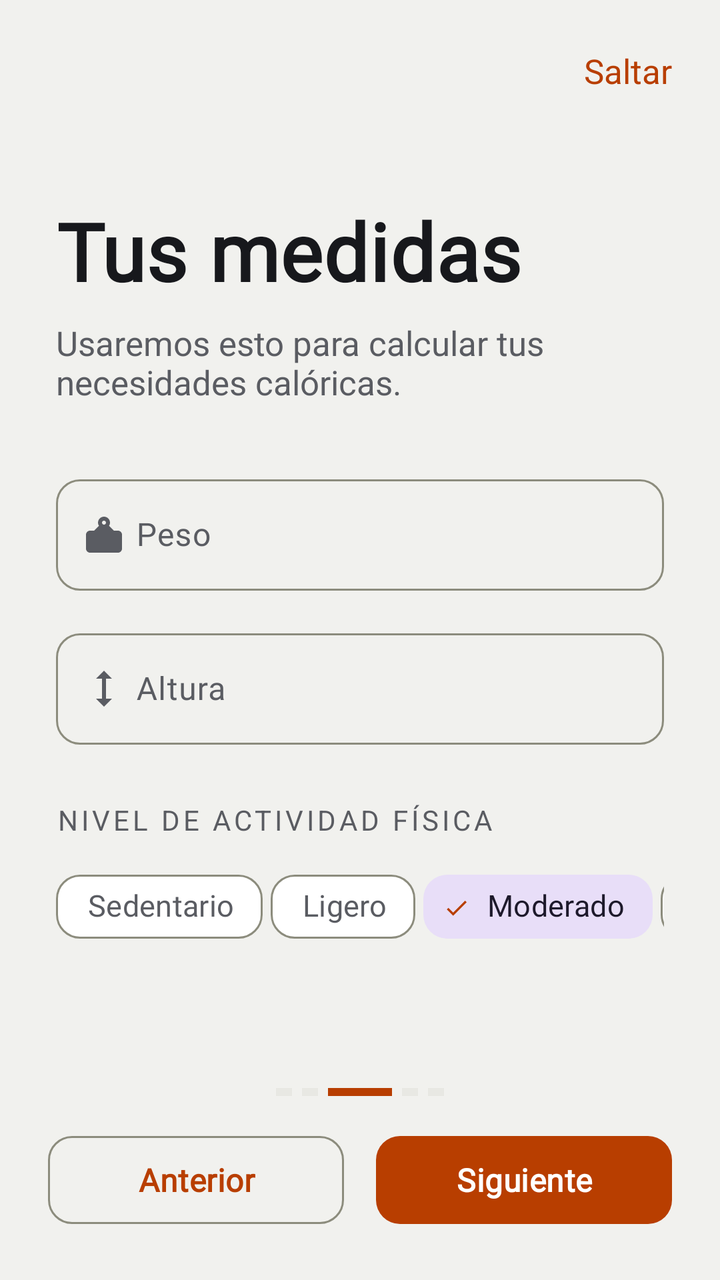
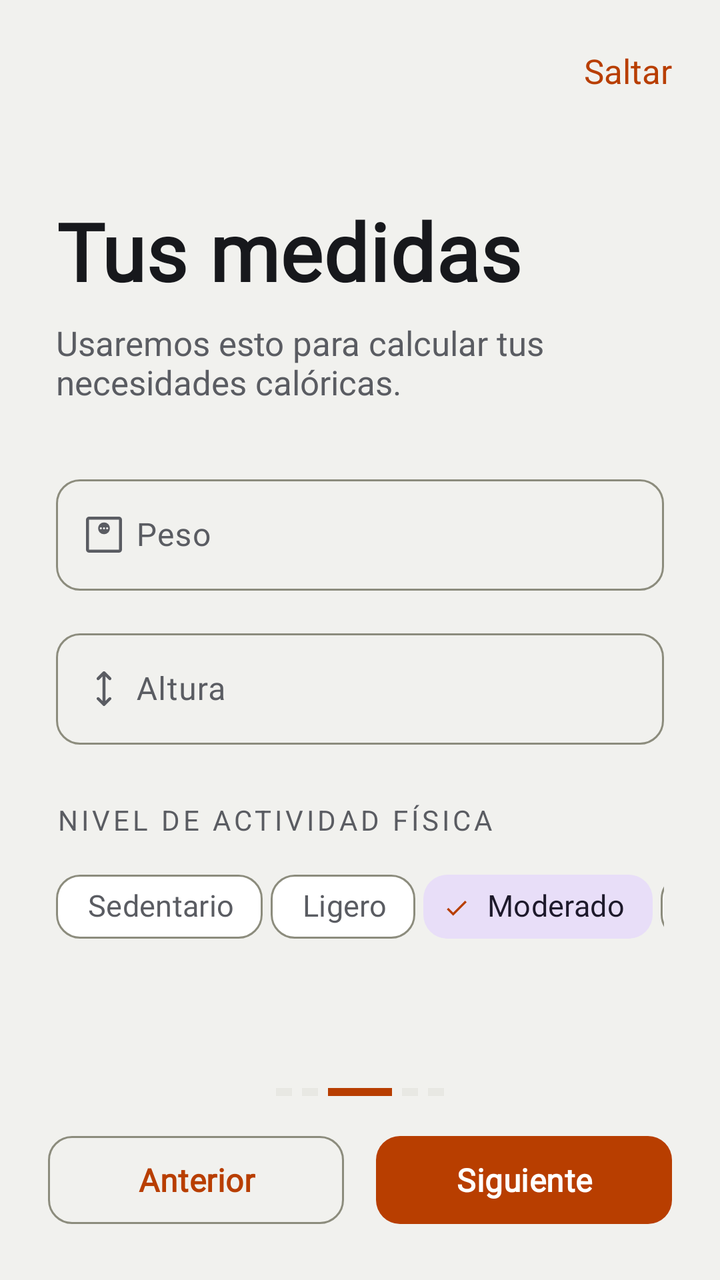

Two renders of the same Android screen: before a commit and after it. Below are the layout's source before the change and the commit's diff.
<!-- AndroidManifest.xml: application theme Theme.GymProFit -->
<!-- res/layout/activity_onboarding3.xml -->
<?xml version="1.0" encoding="utf-8"?>
<LinearLayout xmlns:android="http://schemas.android.com/apk/res/android"
    xmlns:app="http://schemas.android.com/apk/res-auto"
    android:layout_width="match_parent"
    android:layout_height="match_parent"
    android:orientation="vertical"
    android:background="?attr/android:colorBackground">

    
    <TextView
        android:id="@+id/tvSaltar3"
        android:layout_width="wrap_content"
        android:layout_height="wrap_content"
        android:layout_gravity="end"
        android:layout_margin="16dp"
        android:text="@string/onboarding_saltar"
        android:textSize="@dimen/text_body"
        android:textColor="?attr/colorPrimary"
        android:padding="8dp"
        android:clickable="true"
        android:focusable="true"
        android:background="?attr/selectableItemBackgroundBorderless" />

    <ScrollView
        android:layout_width="match_parent"
        android:layout_height="0dp"
        android:layout_weight="1">

        <LinearLayout
            android:layout_width="match_parent"
            android:layout_height="wrap_content"
            android:orientation="vertical"
            android:padding="28dp">

            <TextView
                android:layout_width="wrap_content"
                android:layout_height="wrap_content"
                android:text="@string/onboarding_medidas_titulo"
                android:textAppearance="@style/TextAppearance.GymProFit.Display" />

            <TextView
                android:layout_width="wrap_content"
                android:layout_height="wrap_content"
                android:layout_marginTop="8dp"
                android:layout_marginBottom="32dp"
                android:text="@string/onboarding_medidas_desc"
                android:textSize="@dimen/text_body"
                android:textColor="?attr/colorOnSurfaceVariant" />

            
            <com.google.android.material.textfield.TextInputLayout
                android:layout_width="match_parent"
                android:layout_height="wrap_content"
                android:hint="@string/perfil_peso"
                app:boxBackgroundMode="outline"
                app:boxCornerRadiusTopStart="12dp"
                app:boxCornerRadiusTopEnd="12dp"
                app:boxCornerRadiusBottomStart="12dp"
                app:boxCornerRadiusBottomEnd="12dp"
                app:startIconDrawable="@drawable/ic_peso"
                app:suffixText="kg">

                <com.google.android.material.textfield.TextInputEditText
                    android:id="@+id/etPesoOnboarding"
                    android:layout_width="match_parent"
                    android:layout_height="wrap_content"
                    android:inputType="numberDecimal"
            android:maxLength="5"
                    android:paddingStart="40dp"
                    android:paddingEnd="40dp"
                    android:maxLines="1" />

            </com.google.android.material.textfield.TextInputLayout>

            
            <com.google.android.material.textfield.TextInputLayout
                android:layout_width="match_parent"
                android:layout_height="wrap_content"
                android:layout_marginTop="16dp"
                android:hint="@string/perfil_altura"
                app:boxBackgroundMode="outline"
                app:boxCornerRadiusTopStart="12dp"
                app:boxCornerRadiusTopEnd="12dp"
                app:boxCornerRadiusBottomStart="12dp"
                app:boxCornerRadiusBottomEnd="12dp"
                app:startIconDrawable="@drawable/ic_altura"
                app:suffixText="cm">

                <com.google.android.material.textfield.TextInputEditText
                    android:id="@+id/etAlturaOnboarding"
                    android:layout_width="match_parent"
                    android:layout_height="wrap_content"
                    android:inputType="numberDecimal"
            android:maxLength="5"
                    android:paddingStart="40dp"
                    android:paddingEnd="40dp"
                    android:maxLines="1" />

            </com.google.android.material.textfield.TextInputLayout>

            
            <TextView
                android:layout_width="wrap_content"
                android:layout_height="wrap_content"
                android:layout_marginTop="28dp"
                android:layout_marginBottom="10dp"
                android:text="@string/onboarding_actividad_label"
                android:textSize="@dimen/text_label"
                android:textAllCaps="true"
                android:letterSpacing="0.12"
                android:textColor="?attr/colorOnSurfaceVariant" />

            
            <HorizontalScrollView
                android:layout_width="match_parent"
                android:layout_height="wrap_content"
                android:scrollbars="none">

                <com.google.android.material.chip.ChipGroup
                    android:id="@+id/chipGroupActividad"
                    android:layout_width="wrap_content"
                    android:layout_height="wrap_content"
                    app:singleSelection="true"
                    app:selectionRequired="true"
                    app:chipSpacingHorizontal="4dp">

                    <com.google.android.material.chip.Chip
                        android:id="@+id/chipSedentario"
                        android:layout_width="wrap_content"
                        android:layout_height="wrap_content"
                        android:text="@string/onboarding_sedentario"
                        android:textSize="@dimen/text_caption"
                        app:chipMinHeight="32dp"
                        app:chipStartPadding="8dp"
                        app:chipEndPadding="8dp"
                        style="@style/Widget.Material3.Chip.Filter" />

                    <com.google.android.material.chip.Chip
                        android:id="@+id/chipLigero"
                        android:layout_width="wrap_content"
                        android:layout_height="wrap_content"
                        android:text="@string/onboarding_ligero"
                        android:textSize="@dimen/text_caption"
                        app:chipMinHeight="32dp"
                        app:chipStartPadding="8dp"
                        app:chipEndPadding="8dp"
                        style="@style/Widget.Material3.Chip.Filter" />

                    <com.google.android.material.chip.Chip
                        android:id="@+id/chipModerado"
                        android:layout_width="wrap_content"
                        android:layout_height="wrap_content"
                        android:text="@string/onboarding_moderado"
                        android:checked="true"
                        android:textSize="@dimen/text_caption"
                        app:chipMinHeight="32dp"
                        app:chipStartPadding="8dp"
                        app:chipEndPadding="8dp"
                        style="@style/Widget.Material3.Chip.Filter" />

                    <com.google.android.material.chip.Chip
                        android:id="@+id/chipActivo"
                        android:layout_width="wrap_content"
                        android:layout_height="wrap_content"
                        android:text="@string/onboarding_activo"
                        android:textSize="@dimen/text_caption"
                        app:chipMinHeight="32dp"
                        app:chipStartPadding="8dp"
                        app:chipEndPadding="8dp"
                        style="@style/Widget.Material3.Chip.Filter" />

                </com.google.android.material.chip.ChipGroup>

            </HorizontalScrollView>

        </LinearLayout>

    </ScrollView>

    <LinearLayout
        android:layout_width="match_parent"
        android:layout_height="wrap_content"
        android:orientation="vertical"
        android:padding="24dp">

        
        <LinearLayout
            android:layout_width="match_parent"
            android:layout_height="wrap_content"
            android:orientation="horizontal"
            android:gravity="center"
            android:layout_marginBottom="16dp">
            <View android:layout_width="8dp" android:layout_height="4dp" android:background="?attr/colorSurfaceVariant" android:layout_marginEnd="5dp" />
            <View android:layout_width="8dp" android:layout_height="4dp" android:background="?attr/colorSurfaceVariant" android:layout_marginEnd="5dp" />
            <View android:layout_width="32dp" android:layout_height="4dp" android:background="?attr/colorPrimary" android:layout_marginEnd="5dp" />
            <View android:layout_width="8dp" android:layout_height="4dp" android:background="?attr/colorSurfaceVariant" android:layout_marginEnd="5dp" />
            <View android:layout_width="8dp" android:layout_height="4dp" android:background="?attr/colorSurfaceVariant" />
        </LinearLayout>

        
        <LinearLayout
            android:layout_width="match_parent"
            android:layout_height="wrap_content"
            android:orientation="horizontal">

            <com.google.android.material.button.MaterialButton
                android:id="@+id/btnAnterior3"
                style="@style/Widget.Material3.Button.OutlinedButton"
                android:layout_width="0dp"
                android:layout_height="52dp"
                android:layout_weight="1"
                android:layout_marginEnd="8dp"
                android:text="@string/onboarding_anterior"
                app:cornerRadius="12dp" />

            <com.google.android.material.button.MaterialButton
                android:id="@+id/btnSiguiente3"
                android:layout_width="0dp"
                android:layout_height="52dp"
                android:layout_weight="1"
                android:layout_marginStart="8dp"
                android:text="@string/onboarding_siguiente"
                app:cornerRadius="12dp" />

        </LinearLayout>

    </LinearLayout>

</LinearLayout>
<!-- resources referenced by this layout -->
<resources>
  <!-- drawable ic_altura (drawable) -->
  <vector xmlns:android="http://schemas.android.com/apk/res/android"
      android:width="24dp" android:height="24dp"
      android:viewportWidth="24" android:viewportHeight="24">
      <path android:fillColor="?attr/colorOnSurface"
          android:pathData="M13,6.99h3L12,3 8,6.99h3V17H8L12,21l4,-4h-3z"/>
  </vector>
  <!-- drawable ic_peso (drawable) -->
  <vector xmlns:android="http://schemas.android.com/apk/res/android"
      android:width="24dp" android:height="24dp"
      android:viewportWidth="24" android:viewportHeight="24">
      <path android:fillColor="?attr/colorOnSurface"
          android:pathData="M12,3C10.34,3 9,4.34 9,6 9,6.57 9.18,7.09 9.47,7.54L7.07,10H5C3.9,10 3,10.9 3,12v7c0,1.1 0.9,2 2,2h14c1.1,0 2,-0.9 2,-2v-7c0,-1.1 -0.9,-2 -2,-2h-2.07l-2.4,-2.46C14.82,7.09 15,6.57 15,6 15,4.34 13.66,3 12,3zM12,5c0.55,0 1,0.45 1,1s-0.45,1 -1,1 -1,-0.45 -1,-1 0.45,-1 1,-1z"/>
  </vector>
  <style name="Theme.GymProFit" parent="Theme.Material3.DayNight.NoActionBar">
          
          <item name="colorPrimary">@color/gp_primary</item>
          <item name="colorOnPrimary">@color/gp_on_primary</item>
          <item name="colorPrimaryContainer">@color/gp_primary_container</item>
          <item name="colorOnPrimaryContainer">@color/gp_on_primary_container</item>
          <item name="colorSecondary">@color/gp_gold</item>
          <item name="colorSurface">@color/gp_surface</item>
          <item name="colorOnSurface">@color/gp_on_surface</item>
          <item name="colorSurfaceVariant">@color/gp_surface_2</item>
          <item name="colorOnSurfaceVariant">@color/gp_text_secondary</item>
          <item name="colorOutline">@color/gp_stroke</item>
          <item name="colorOutlineVariant">@color/gp_divider</item>
          <item name="colorError">@color/gp_error</item>
          <item name="android:colorBackground">@color/gp_background</item>
          <item name="android:windowBackground">@color/gp_background</item>
          <item name="android:textColorPrimary">@color/gp_on_surface</item>
          <item name="android:textColorSecondary">@color/gp_text_secondary</item>
  
          
          <item name="android:statusBarColor">@color/gp_background</item>
          <item name="android:navigationBarColor">@color/gp_background</item>
          <item name="android:windowLightStatusBar">@bool/gp_iconos_barra_oscuros</item>
  
          
          <item name="android:windowAnimationStyle">@style/GymProFit.WindowAnimation</item>
  
          
          <item name="materialCardViewStyle">@style/Widget.GymProFit.Card</item>
          <item name="materialButtonStyle">@style/Widget.GymProFit.Button</item>
          <item name="chipStyle">@style/Widget.GymProFit.Chip</item>
          <item name="bottomNavigationStyle">@style/Widget.GymProFit.BottomNavigationView</item>
          <item name="floatingActionButtonStyle">@style/Widget.GymProFit.Fab</item>
          <item name="materialAlertDialogTheme">@style/ThemeOverlay.GymProFit.Dialog</item>
          <item name="popupMenuStyle">@style/Widget.GymProFit.PopupMenu</item>
          <item name="android:popupMenuStyle">@style/Widget.GymProFit.PopupMenu</item>
          <item name="snackbarStyle">@style/Widget.GymProFit.Snackbar</item>
  
          
          
          <item name="textAppearanceDisplayLarge">@style/Font.GymProFit.DisplayLarge</item>
          <item name="textAppearanceDisplayMedium">@style/Font.GymProFit.DisplayMedium</item>
          <item name="textAppearanceDisplaySmall">@style/Font.GymProFit.DisplaySmall</item>
          <item name="textAppearanceHeadlineLarge">@style/Font.GymProFit.HeadlineLarge</item>
          <item name="textAppearanceHeadlineMedium">@style/Font.GymProFit.HeadlineMedium</item>
          <item name="textAppearanceHeadlineSmall">@style/Font.GymProFit.HeadlineSmall</item>
          <item name="textAppearanceTitleLarge">@style/Font.GymProFit.TitleLarge</item>
          <item name="textAppearanceTitleMedium">@style/Font.GymProFit.TitleMedium</item>
          <item name="textAppearanceTitleSmall">@style/Font.GymProFit.TitleSmall</item>
          <item name="textAppearanceBodyLarge">@style/Font.GymProFit.BodyLarge</item>
          <item name="textAppearanceBodyMedium">@style/Font.GymProFit.BodyMedium</item>
          <item name="textAppearanceBodySmall">@style/Font.GymProFit.BodySmall</item>
          <item name="textAppearanceLabelLarge">@style/Font.GymProFit.LabelLarge</item>
          <item name="textAppearanceLabelMedium">@style/Font.GymProFit.LabelMedium</item>
          <item name="textAppearanceLabelSmall">@style/Font.GymProFit.LabelSmall</item>
      </style>
  <style name="Widget.GymProFit.Chip" parent="Widget.Material3.Chip.Filter">
          <item name="chipBackgroundColor">@color/chip_background_selector</item>
          <item name="android:textColor">@color/chip_text_selector</item>
          <item name="chipStrokeColor">@color/gp_stroke</item>
          <item name="chipStrokeWidth">1dp</item>
          <item name="chipCornerRadius">12dp</item>
          <item name="checkedIconTint">?attr/colorPrimary</item>
      </style>
  <!-- unchanged entries left out for length: 55 -->
</resources>

<!-- the commit's change to res/layout/activity_onboarding3.xml (unified diff, before → after) -->
@@ -49,6 +49,7 @@
 
             
             <com.google.android.material.textfield.TextInputLayout
+        app:errorIconDrawable="@drawable/ic_ms_error"
                 android:layout_width="match_parent"
                 android:layout_height="wrap_content"
                 android:hint="@string/perfil_peso"
@@ -57,7 +58,7 @@
                 app:boxCornerRadiusTopEnd="12dp"
                 app:boxCornerRadiusBottomStart="12dp"
                 app:boxCornerRadiusBottomEnd="12dp"
-                app:startIconDrawable="@drawable/ic_peso"
+                app:startIconDrawable="@drawable/ic_ms_monitor_weight"
                 app:suffixText="kg">
 
                 <com.google.android.material.textfield.TextInputEditText
@@ -74,6 +75,7 @@
 
             
             <com.google.android.material.textfield.TextInputLayout
+        app:errorIconDrawable="@drawable/ic_ms_error"
                 android:layout_width="match_parent"
                 android:layout_height="wrap_content"
                 android:layout_marginTop="16dp"
@@ -83,7 +85,7 @@
                 app:boxCornerRadiusTopEnd="12dp"
                 app:boxCornerRadiusBottomStart="12dp"
                 app:boxCornerRadiusBottomEnd="12dp"
-                app:startIconDrawable="@drawable/ic_altura"
+                app:startIconDrawable="@drawable/ic_ms_height"
                 app:suffixText="cm">
 
                 <com.google.android.material.textfield.TextInputEditText
<!-- resource entries referenced after the edit -->
@@ -1,18 +1,37 @@
 <!-- resources referenced by this layout -->
 <resources>
-  <!-- drawable ic_altura (drawable) -->
+  <!-- drawable ic_ms_error (drawable) -->
+  <?xml version="1.0" encoding="utf-8"?>
   <vector xmlns:android="http://schemas.android.com/apk/res/android"
       android:width="24dp" android:height="24dp"
-      android:viewportWidth="24" android:viewportHeight="24">
-      <path android:fillColor="?attr/colorOnSurface"
-          android:pathData="M13,6.99h3L12,3 8,6.99h3V17H8L12,21l4,-4h-3z"/>
+      android:viewportWidth="960" android:viewportHeight="960">
+      <group android:translateY="960">
+          <path
+              android:fillColor="?attr/colorOnSurface"
+              android:pathData="M503.5-289.48q9.5-9.48 9.5-23.5t-9.48-23.52q-9.48-9.5-23.5-9.5t-23.52 9.48q-9.5 9.48-9.5 23.5t9.48 23.52q9.48 9.5 23.5 9.5t23.52-9.48Zm1-152.15q8.5-8.62 8.5-21.37v-193q0-12.75-8.68-21.38-8.67-8.62-21.5-8.62-12.82 0-21.32 8.62-8.5 8.63-8.5 21.38v193q0 12.75 8.68 21.37 8.67 8.63 21.5 8.63 12.82 0 21.32-8.63ZM480.27-80q-82.74 0-155.5-31.5Q252-143 197.5-197.5t-86-127.34Q80-397.68 80-480.5t31.5-155.66Q143-709 197.5-763t127.34-85.5Q397.68-880 480.5-880t155.66 31.5Q709-817 763-763t85.5 127Q880-563 880-480.27q0 82.74-31.5 155.5Q817-252 763-197.68q-54 54.31-127 86Q563-80 480.27-80Zm.23-60Q622-140 721-239.5t99-241Q820-622 721.19-721T480-820q-141 0-240.5 98.81T140-480q0 141 99.5 240.5t241 99.5Zm-.5-340Z"/>
+      </group>
   </vector>
-  <!-- drawable ic_peso (drawable) -->
+  <!-- drawable ic_ms_height (drawable) -->
+  <?xml version="1.0" encoding="utf-8"?>
   <vector xmlns:android="http://schemas.android.com/apk/res/android"
       android:width="24dp" android:height="24dp"
-      android:viewportWidth="24" android:viewportHeight="24">
-      <path android:fillColor="?attr/colorOnSurface"
-          android:pathData="M12,3C10.34,3 9,4.34 9,6 9,6.57 9.18,7.09 9.47,7.54L7.07,10H5C3.9,10 3,10.9 3,12v7c0,1.1 0.9,2 2,2h14c1.1,0 2,-0.9 2,-2v-7c0,-1.1 -0.9,-2 -2,-2h-2.07l-2.4,-2.46C14.82,7.09 15,6.57 15,6 15,4.34 13.66,3 12,3zM12,5c0.55,0 1,0.45 1,1s-0.45,1 -1,1 -1,-0.45 -1,-1 0.45,-1 1,-1z"/>
+      android:viewportWidth="960" android:viewportHeight="960">
+      <group android:translateY="960">
+          <path
+              android:fillColor="?attr/colorOnSurface"
+              android:pathData="M450-235v-490l-67 66q-9 9-21 9t-21-9q-9-9-9-21t9-21l118-118q5-5 10-7t11-2q6 0 11 2t10 7l118 118q9 9 9 21t-9 21q-9 9-21.5 9t-21.5-9l-66-66v490l67-66q9-8 21-8.5t21 8.5q9 9 9 21t-9 21L501-141q-5 5-10 7t-11 2q-6 0-11-2t-10-7L341-259q-9-9-9-21t9-21q9-9 21-8.5t21 8.5l67 66Z"/>
+      </group>
+  </vector>
+  <!-- drawable ic_ms_monitor_weight (drawable) -->
+  <?xml version="1.0" encoding="utf-8"?>
+  <vector xmlns:android="http://schemas.android.com/apk/res/android"
+      android:width="24dp" android:height="24dp"
+      android:viewportWidth="960" android:viewportHeight="960">
+      <group android:translateY="960">
+          <path
+              android:fillColor="?attr/colorOnSurface"
+              android:pathData="M480.5-489q50.5 0 84-33.5t33.5-84q0-50.5-33.5-84.5t-84-34q-50.5 0-84.5 34t-34 84.5q0 50.5 34 84t84.5 33.5ZM403-593q-6-6-6-14t6-14q6-6 14-6t14 6q6 6 6 14t-6 14q-6 6-14 6t-14-6Zm63 0q-6-6-6-14t6-14q6-6 14-6t14 6q6 6 6 14t-6 14q-6 6-14 6t-14-6Zm63 0q-6-6-6-14t6-14q6-6 14-6t14 6q6 6 6 14t-6 14q-6 6-14 6t-14-6ZM180-120q-24 0-42-18t-18-42v-600q0-24 18-42t42-18h600q24 0 42 18t18 42v600q0 24-18 42t-42 18H180Zm0-60h600v-600H180v600Zm0-600v600-600Z"/>
+      </group>
   </vector>
   <style name="Theme.GymProFit" parent="Theme.Material3.DayNight.NoActionBar">
           
@@ -53,6 +72,11 @@
           <item name="snackbarStyle">@style/Widget.GymProFit.Snackbar</item>
   
           
+          <item name="spinnerStyle">@style/Widget.GymProFit.Spinner</item>
+          <item name="android:spinnerStyle">@style/Widget.GymProFit.Spinner</item>
+          <item name="searchViewStyle">@style/Widget.GymProFit.SearchView</item>
+  
+          
           
           <item name="textAppearanceDisplayLarge">@style/Font.GymProFit.DisplayLarge</item>
           <item name="textAppearanceDisplayMedium">@style/Font.GymProFit.DisplayMedium</item>
@@ -77,7 +101,71 @@
           <item name="chipStrokeWidth">1dp</item>
           <item name="chipCornerRadius">12dp</item>
           <item name="checkedIconTint">?attr/colorPrimary</item>
+          <item name="checkedIcon">@drawable/ic_ms_check</item>
       </style>
+  <style name="Widget.GymProFit.Spinner" parent="Widget.AppCompat.Spinner">
+          <item name="android:background">@drawable/bg_spinner</item>
+          <item name="android:paddingEnd">44dp</item>
+      </style>
+  <style name="Widget.GymProFit.SearchView" parent="Widget.AppCompat.SearchView">
+          <item name="searchIcon">@drawable/ic_ms_search</item>
+          <item name="searchHintIcon">@drawable/ic_ms_search</item>
+          <item name="closeIcon">@drawable/ic_ms_close</item>
+      </style>
+  <!-- drawable ic_ms_check (drawable) -->
+  <?xml version="1.0" encoding="utf-8"?>
+  <vector xmlns:android="http://schemas.android.com/apk/res/android"
+      android:width="24dp" android:height="24dp"
+      android:viewportWidth="960" android:viewportHeight="960">
+      <group android:translateY="960">
+          <path
+              android:fillColor="?attr/colorOnSurface"
+              android:pathData="m378-332 363-363q9-9 21.5-9t21.5 9q9 9 9 21.5t-9 21.5L399-267q-9 9-21 9t-21-9L175-449q-9-9-8.5-21.5T176-492q9-9 21.5-9t21.5 9l159 160Z"/>
+      </group>
+  </vector>
+  <!-- drawable bg_spinner (drawable) -->
+  <?xml version="1.0" encoding="utf-8"?>
+  <layer-list xmlns:android="http://schemas.android.com/apk/res/android">
+      <item
+          android:width="24dp"
+          android:height="24dp"
+          android:gravity="end|center_vertical"
+          android:end="12dp"
+          android:drawable="@drawable/ic_ms_keyboard_arrow_down" />
+  </layer-list>
+  <!-- drawable ic_ms_search (drawable) -->
+  <?xml version="1.0" encoding="utf-8"?>
+  <vector xmlns:android="http://schemas.android.com/apk/res/android"
+      android:width="24dp" android:height="24dp"
+      android:viewportWidth="960" android:viewportHeight="960">
+      <group android:translateY="960">
+          <path
+              android:fillColor="?attr/colorOnSurface"
+              android:pathData="M378-329q-108.16 0-183.08-75Q120-479 120-585t75-181q75-75 181.5-75t181 75Q632-691 632-584.85 632-542 618-502q-14 40-42 75l242 240q9 8.56 9 21.78T818-143q-9 9-22.22 9-13.22 0-21.78-9L533-384q-30 26-69.96 40.5Q423.08-329 378-329Zm-1-60q81.25 0 138.13-57.5Q572-504 572-585t-56.87-138.5Q458.25-781 377-781q-82.08 0-139.54 57.5Q180-666 180-585t57.46 138.5Q294.92-389 377-389Z"/>
+      </group>
+  </vector>
+  <!-- drawable ic_ms_close (drawable) -->
+  <?xml version="1.0" encoding="utf-8"?>
+  <vector xmlns:android="http://schemas.android.com/apk/res/android"
+      android:width="24dp" android:height="24dp"
+      android:viewportWidth="960" android:viewportHeight="960">
+      <group android:translateY="960">
+          <path
+              android:fillColor="?attr/colorOnSurface"
+              android:pathData="M480-438 270-228q-9 9-21 9t-21-9q-9-9-9-21t9-21l210-210-210-210q-9-9-9-21t9-21q9-9 21-9t21 9l210 210 210-210q9-9 21-9t21 9q9 9 9 21t-9 21L522-480l210 210q9 9 9 21t-9 21q-9 9-21 9t-21-9L480-438Z"/>
+      </group>
+  </vector>
+  <!-- drawable ic_ms_keyboard_arrow_down (drawable) -->
+  <?xml version="1.0" encoding="utf-8"?>
+  <vector xmlns:android="http://schemas.android.com/apk/res/android"
+      android:width="24dp" android:height="24dp"
+      android:viewportWidth="960" android:viewportHeight="960">
+      <group android:translateY="960">
+          <path
+              android:fillColor="?attr/colorOnSurfaceVariant"
+              android:pathData="M469-358q-5-2-10-7L261-563q-9-9-8.5-21.5T262-606q9-9 21.5-9t21.5 9l175 176 176-176q9-9 21-8.5t21 9.5q9 9 9 21.5t-9 21.5L501-365q-5 5-10 7t-11 2q-6 0-11-2Z"/>
+      </group>
+  </vector>
   <!-- unchanged entries left out for length: 55 -->
 </resources>
 
